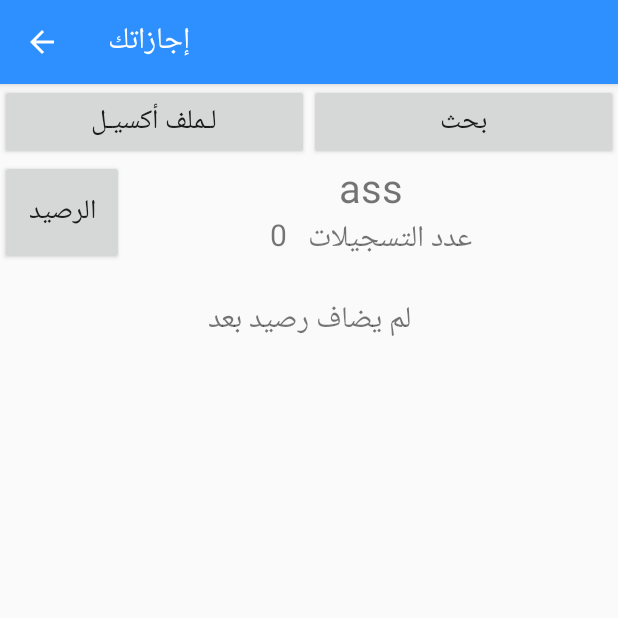
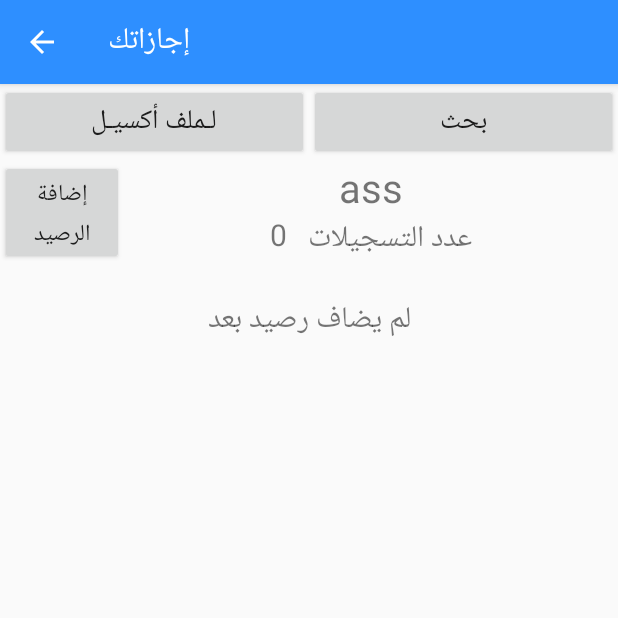
Before and after one commit to AlyAbdelaal/VacationsRecording, an Android app: the SinglNameReport screen opened directly, with no data from a screen before it, on a phone screen of 412 x 824 dp, the top half of it. Run offline under Robolectric (Android 15) with nearby library versions, the phone set to English and light mode, and no system bars; libraries missing offline, so code that uses them is left out: jxl.write.

Commit message:
balance button text

```diff
--- a/app/src/main/res/layout/activity_singl_name_report.xml
+++ b/app/src/main/res/layout/activity_singl_name_report.xml
@@ -49,8 +49,8 @@
                 android:layout_width="match_parent"
                 android:layout_height="match_parent"
                 android:layout_weight="4"
-                android:text="الرصيد"
-                android:textSize="8pt"
+                android:text="إضافة الرصيد"
+                android:textSize="7pt"
                 android:onClick="balance"
                 />
 
```
